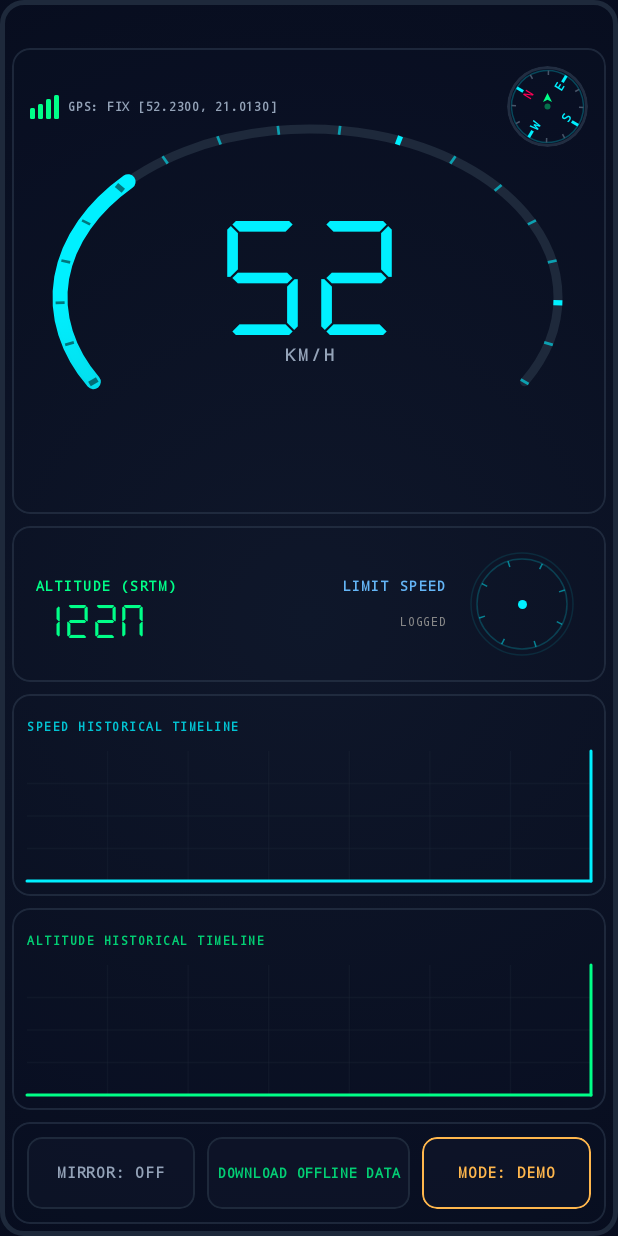
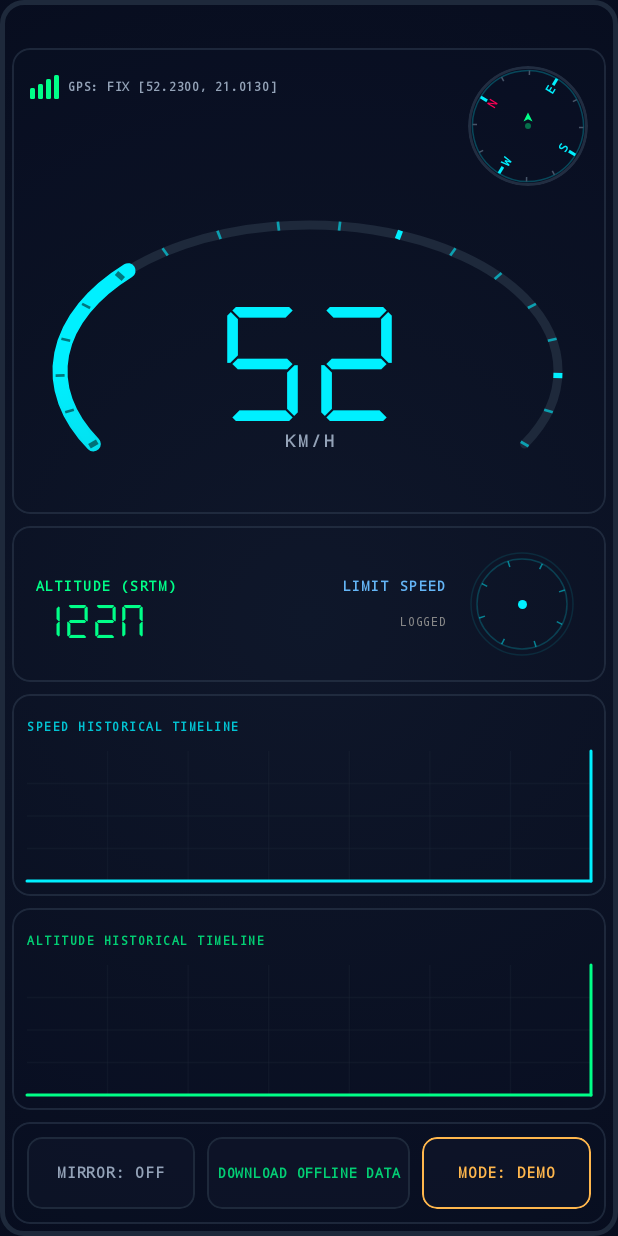
Before and after one commit to nechor/agy-hud, an Android app built with Jetpack Compose: the screen it shows after launch (MainActivity), after a tap on "MODE: REAL", on a phone screen of 412 x 824 dp. Run offline under Robolectric (Android 15) with nearby library versions, the light colour scheme and no system bars; libraries missing offline, so code that uses them is left out: com.graphhopper, com.graphhopper.config, com.graphhopper.routing, com.graphhopper.storage, com.graphhopper.util; 5 statements that could not run were skipped; 3 other taps on this screen came first.

Commit message:
Udoskonalenie layoutu predkosciomierza (obnizenie o polowe odleglosci od dolu, zwiekszenie kompasu do 80dp) oraz wyrazniejsze gradienty wykresow

```diff
--- a/app/src/main/kotlin/com/offlinehud/app/MainActivity.kt
+++ b/app/src/main/kotlin/com/offlinehud/app/MainActivity.kt
@@ -509,10 +509,11 @@ fun HudScreen(
                         .fillMaxWidth()
                         .align(Alignment.TopCenter),
                     horizontalArrangement = Arrangement.SpaceBetween,
-                    verticalAlignment = Alignment.CenterVertically
+                    verticalAlignment = Alignment.Top
                 ) {
                     // GPS Indicator on Top-Left
                     Row(
+                        modifier = Modifier.padding(top = 2.dp),
                         verticalAlignment = Alignment.CenterVertically,
                         horizontalArrangement = Arrangement.spacedBy(6.dp)
                     ) {
@@ -538,19 +539,19 @@ fun HudScreen(
                         }
                     }
 
-                    // Small compass on Top-Right
+                    // Enlarge compass on Top-Right
                     CompassWidget(
                         bearing = bearing,
-                        modifier = Modifier.size(54.dp)
+                        modifier = Modifier.size(80.dp)
                     )
                 }
 
-                // Speedometer Gauge Centered below indicators
+                // Speedometer Gauge Centered below indicators, lowered further by increasing top padding to decrease distance from bottom
                 Box(
                     modifier = Modifier
                         .fillMaxWidth()
                         .fillMaxHeight()
-                        .padding(top = 22.dp),
+                        .padding(top = 52.dp),
                     contentAlignment = Alignment.Center
                 ) {
                     SpeedometerGauge(
@@ -728,9 +729,10 @@ fun SpeedometerGauge(
 
             val a = (size.width - 2 * paddingX) / 2
             val b = (size.height - 2 * paddingY) / 2
-            val center = Offset(paddingX + a, paddingY + b)
+            val shiftY = 34.dp.toPx()
+            val center = Offset(paddingX + a, paddingY + b + shiftY)
             val arcSize = androidx.compose.ui.geometry.Size(a * 2, b * 2)
-            val topLeft = Offset(paddingX, paddingY)
+            val topLeft = Offset(paddingX, paddingY + shiftY)
 
             // Draw background ellipse arc
             drawArc(
@@ -811,7 +813,7 @@ fun SpeedometerGauge(
         Column(
             horizontalAlignment = Alignment.CenterHorizontally,
             verticalArrangement = Arrangement.Center,
-            modifier = Modifier.wrapContentSize()
+            modifier = Modifier.wrapContentSize().offset(y = 42.dp)
         ) {
             Text(
                 text = speed.roundToInt().toString(),
@@ -1259,10 +1261,16 @@ fun SteppedNeonChart(
                     lineTo(prevX, height)
                     close()
                 }
+                val alphaVal = when (segmentColor.value) {
+                    Color(0xFFFF0055).value -> 0.60f // Red (very dark luminance, needs strong alpha boost)
+                    Color(0xFFFFB74D).value -> 0.45f // Yellow/Orange (medium-high luminance)
+                    Color(0xFF00F0FF).value -> 0.50f // Blue/Cyan (medium luminance)
+                    else -> 0.35f                    // Green (high luminance) / default
+                }
                 drawPath(
                     path = slicePath,
                     brush = Brush.verticalGradient(
-                        colors = listOf(segmentColor.copy(alpha = 0.15f), Color.Transparent),
+                        colors = listOf(segmentColor.copy(alpha = alphaVal), segmentColor.copy(alpha = 0.0f)),
                         startY = minOf(prevY, y),
                         endY = height
                     )
```
